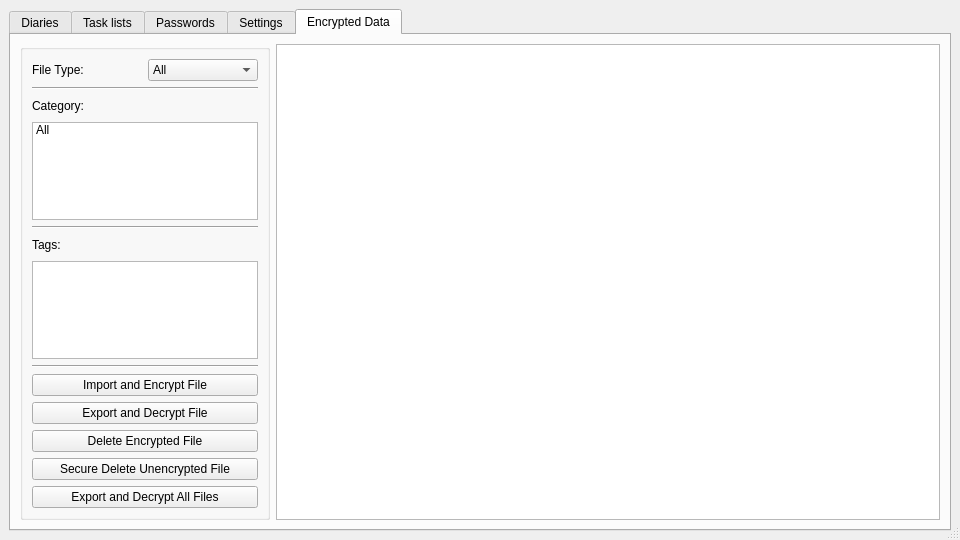
therealMaPMaKeR/MMDiary, file mainwindow.ui: the form before one commit.
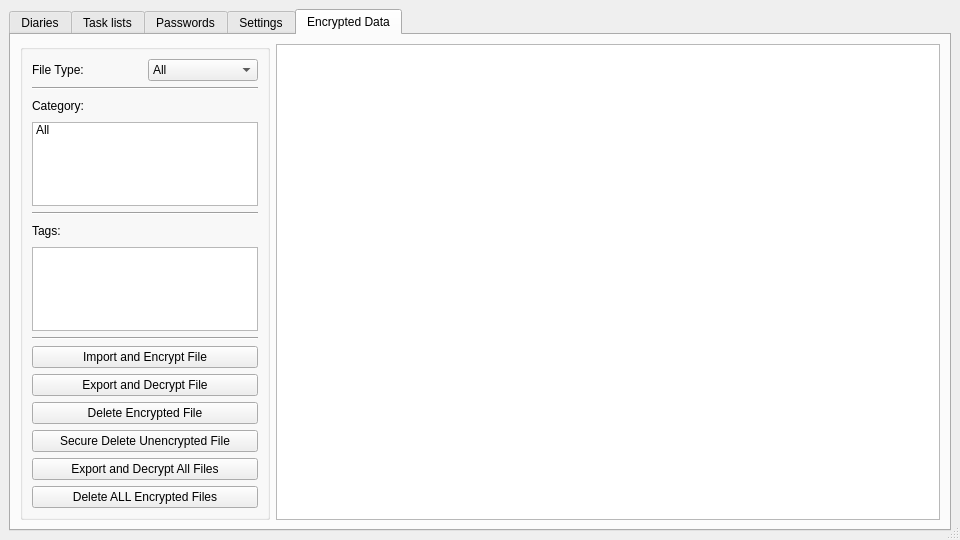
The form after the commit. Custom widgets are drawn as their Qt base class.

What changed in the file:
```diff
--- a/mainwindow.ui
+++ b/mainwindow.ui
@@ -1794,6 +1794,13 @@
                </property>
               </widget>
              </item>
+             <item>
+              <widget class="QPushButton" name="pushButton_DataENC_DeleteALL">
+               <property name="text">
+                <string>Delete ALL Encrypted Files</string>
+               </property>
+              </widget>
+             </item>
             </layout>
            </item>
           </layout>
```
